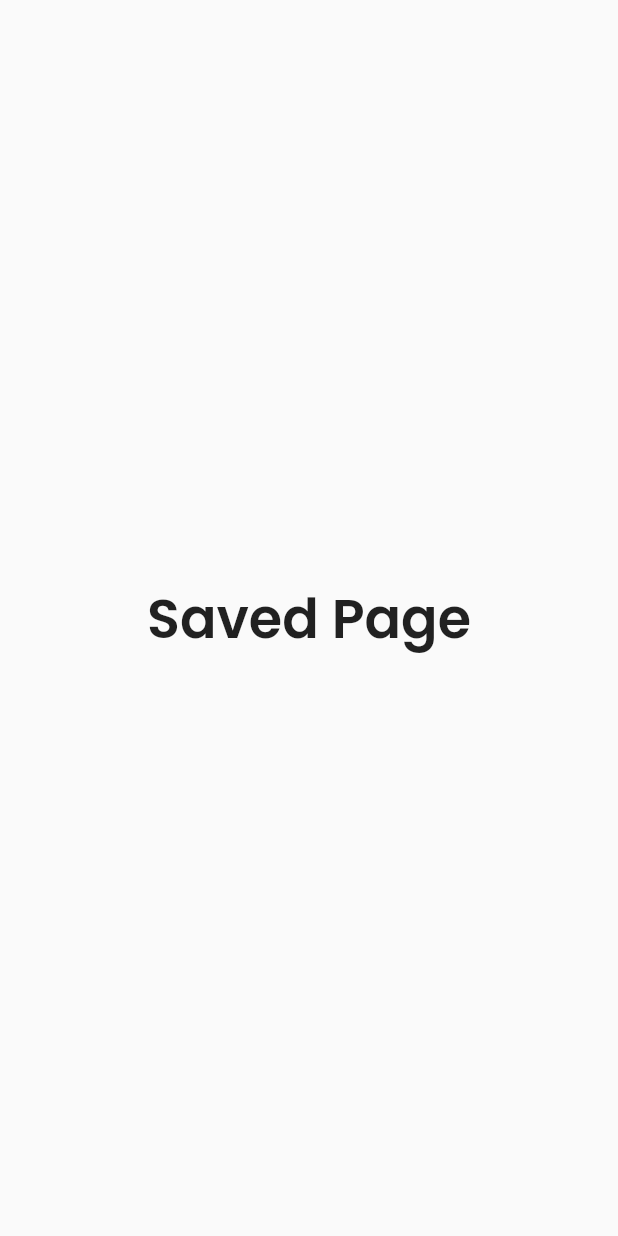
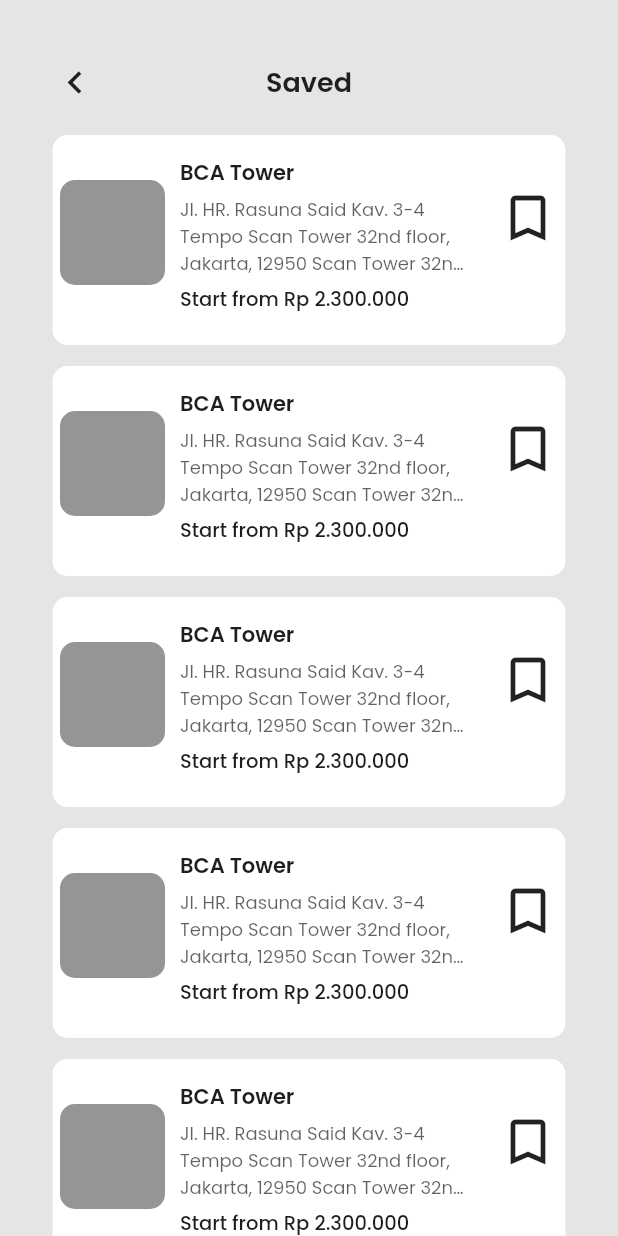
Before and after one commit to Kelompok-9-Office-Booking-System/sewakantor-flutter, a Flutter app: the BookingPage screen opened directly, on a phone screen of 412 x 824 dp. Run offline on Flutter 3.47's test engine with Material 2 defaults, Android fonts, the phone set to English and light mode, and no system bars; our stand-ins replace animated_splash_screen, google_fonts, page_transition.

Commit message:
add some ui page

```diff
--- a/lib/main.dart
+++ b/lib/main.dart
@@ -4,6 +4,7 @@
 import 'package:provider/provider.dart';
 import 'package:sewakantor_flutter/providers/page_provider.dart';
 import 'package:sewakantor_flutter/ui/pages/detail_room_page.dart';
+import 'package:sewakantor_flutter/ui/pages/home/chat_page.dart';
 import 'package:sewakantor_flutter/ui/pages/home/home_page.dart';
 import 'package:sewakantor_flutter/ui/pages/home/main_page.dart';
 import 'package:sewakantor_flutter/ui/pages/login_page.dart';
@@ -37,6 +38,7 @@
           '/signup-page': (context) => SignUpPage(),
           '/main-page': (context) => MainPage(),
           '/home-page': (context) => HomePage(),
+          '/chat-page': (context) => ChatPage(),
           '/detail-room-page': (context) => DetailRoomPage(),
           '/personal-information-page': (context) => PersonalInformationPage(),
           '/not-found-page': (context) => NotFoundPage(),
--- a/lib/ui/pages/home/saved_page.dart
+++ b/lib/ui/pages/home/saved_page.dart
@@ -1,20 +1,63 @@
+// ignore_for_file: prefer_const_constructors
+
 import 'package:flutter/material.dart';
 import 'package:sewakantor_flutter/shared/theme.dart';
+import 'package:sewakantor_flutter/ui/widgets/custom_chat_tile.dart';
+import 'package:sewakantor_flutter/ui/widgets/custom_saved_tile.dart';
 
 class BookingPage extends StatelessWidget {
   const BookingPage({Key? key}) : super(key: key);
 
   @override
   Widget build(BuildContext context) {
+    Widget header() {
+      return Container(
+        margin: EdgeInsets.only(
+          left: 35,
+          top: 40,
+          right: 35,
+        ),
+        child: Row(
+          mainAxisAlignment: MainAxisAlignment.spaceBetween,
+          children: [
+            InkWell(
+              onTap: () {
+                Navigator.pop(context);
+              },
+              child: Icon(
+                Icons.chevron_left,
+                size: 30,
+              ),
+            ),
+            Text(
+              'Saved',
+              style: primaryTextStyle.copyWith(
+                fontSize: 18,
+                fontWeight: semiBold,
+              ),
+            ),
+            Container(
+              child: Icon(
+                null,
+                size: 30,
+              ),
+            ),
+          ],
+        ),
+      );
+    }
+
     return Scaffold(
-      body: Center(
-        child: Text(
-          'Saved Page',
-          style: primaryTextStyle.copyWith(
-            fontSize: 36,
-            fontWeight: semiBold,
-          ),
-          textAlign: TextAlign.center,
+      backgroundColor: primaryColorWhisper,
+      body: SingleChildScrollView(
+        child: Column(
+          children: [
+            header(),
+            SizedBox(
+              height: 20,
+            ),
+            for (var i = 0; i < 8; i++) CustomSavedTile(),
+          ],
         ),
       ),
     );
--- /dev/null
+++ b/lib/ui/widgets/custom_saved_tile.dart
@@ -0,0 +1,141 @@
+// ignore_for_file: prefer_const_constructors, avoid_unnecessary_containers
+
+import 'package:flutter/material.dart';
+import 'package:sewakantor_flutter/shared/theme.dart';
+
+class CustomSavedTile extends StatelessWidget {
+  const CustomSavedTile({Key? key}) : super(key: key);
+
+  @override
+  Widget build(BuildContext context) {
+    return Container(
+      decoration: BoxDecoration(
+        color: primaryColorWhite,
+        borderRadius: BorderRadius.circular(10),
+      ),
+      height: 140,
+      margin: EdgeInsets.only(
+        left: 35,
+        right: 35,
+        bottom: 14,
+      ),
+      padding: EdgeInsets.only(top: 15, left: 5, right: 5),
+      child: Column(
+        children: [
+          Row(
+            crossAxisAlignment: CrossAxisAlignment.start,
+            children: [
+              Container(
+                margin: EdgeInsets.only(top: 15),
+                height: 70,
+                width: 70,
+                decoration: BoxDecoration(
+                  color: primaryColorNobel,
+                  borderRadius: BorderRadius.circular(10),
+                ),
+              ),
+              SizedBox(
+                width: 10,
+              ),
+              Expanded(
+                child: Column(
+                  crossAxisAlignment: CrossAxisAlignment.start,
+                  mainAxisAlignment: MainAxisAlignment.start,
+                  children: [
+                    Container(
+                      // color: Colors.red,
+                      // width: double.infinity,
+                      child: Row(
+                        crossAxisAlignment: CrossAxisAlignment.start,
+                        children: [
+                          Expanded(
+                            child: Text(
+                              'BCA Tower',
+                              style: primaryTextStyle.copyWith(
+                                fontSize: 14,
+                                fontWeight: semiBold,
+                                color: primaryColorBlack,
+                              ),
+                              overflow: TextOverflow.ellipsis,
+                              maxLines: 1,
+                            ),
+                          ),
+                        ],
+                      ),
+                    ),
+                    SizedBox(
+                      height: 5,
+                    ),
+                    Container(
+                      // color: Colors.red,
+                      // width: double.infinity,
+                      child: Row(
+                        crossAxisAlignment: CrossAxisAlignment.start,
+                        children: [
+                          Expanded(
+                            child: Text(
+                              'Jl. HR. Rasuna Said Kav. 3-4 Tempo Scan Tower 32nd floor, Jakarta, 12950 Scan Tower 32nd floor, Jakarta, 12950',
+                              style: primaryTextStyle.copyWith(
+                                fontSize: 12,
+                                fontWeight: reguler,
+                                color: primaryColorBlack.withOpacity(0.7),
+                              ),
+                              overflow: TextOverflow.ellipsis,
+                              maxLines: 3,
+                            ),
+                          ),
+                        ],
+                      ),
+                    ),
+                    SizedBox(
+                      height: 5,
+                    ),
+                    Container(
+                      // color: Colors.red,
+                      // width: double.infinity,
+                      child: Row(
+                        crossAxisAlignment: CrossAxisAlignment.start,
+                        children: [
+                          Expanded(
+                            child: Text(
+                              'Start from Rp 2.300.000',
+                              style: primaryTextStyle.copyWith(
+                                fontSize: 13,
+                                fontWeight: medium,
+                                color: primaryColorBlack,
+                              ),
+                              overflow: TextOverflow.ellipsis,
+                              maxLines: 3,
+                            ),
+                          ),
+                        ],
+                      ),
+                    ),
+                  ],
+                ),
+              ),
+              SizedBox(
+                width: 15,
+              ),
+              Padding(
+                padding: EdgeInsets.only(top: 20),
+                child: InkWell(
+                  onTap: () {
+                    print('SAVED ITEM');
+                  },
+                  child: Icon(
+                    Icons.bookmark_outline,
+                    size: 40,
+                  ),
+                ),
+              ),
+            ],
+          ),
+          SizedBox(
+            height: 10,
+          ),
+        ],
+      ),
+    );
+  }
+}
```
Also changed, not shown: lib/ui/pages/detail_room_page.dart (+61 -0 lines), lib/ui/pages/home/chat_page.dart (+51 -8 lines), lib/ui/widgets/custom_chat_tile.dart (added, +139 -0 lines), assets/icon/contact_us_icon.png (added), assets/icon/schedule_tour_icon.png (added).
